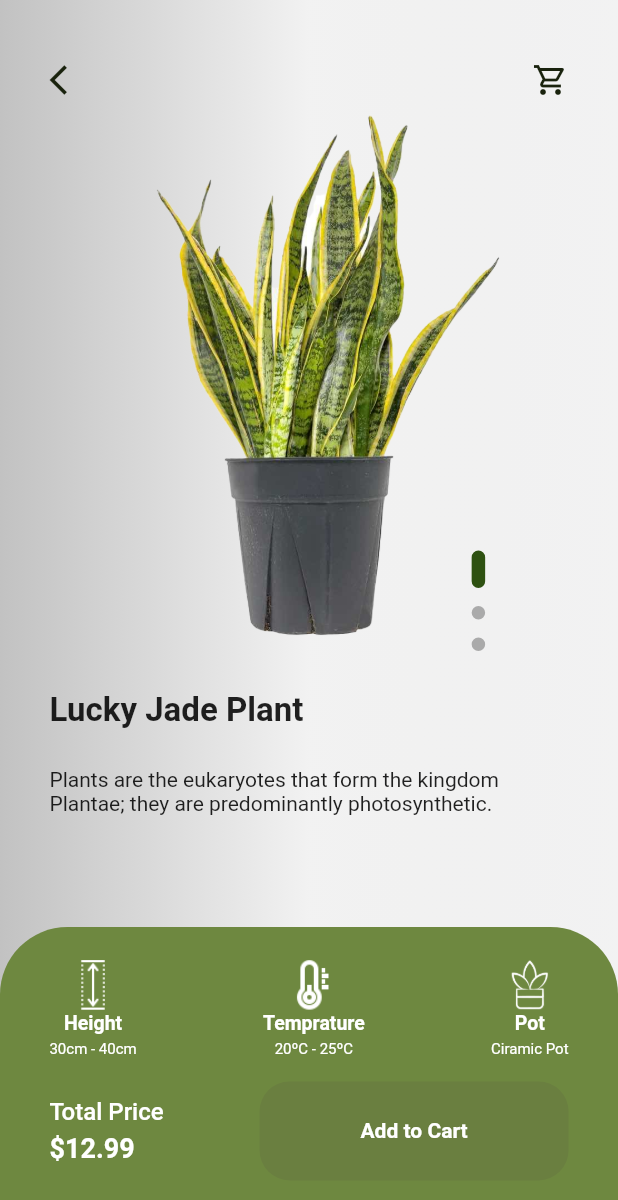
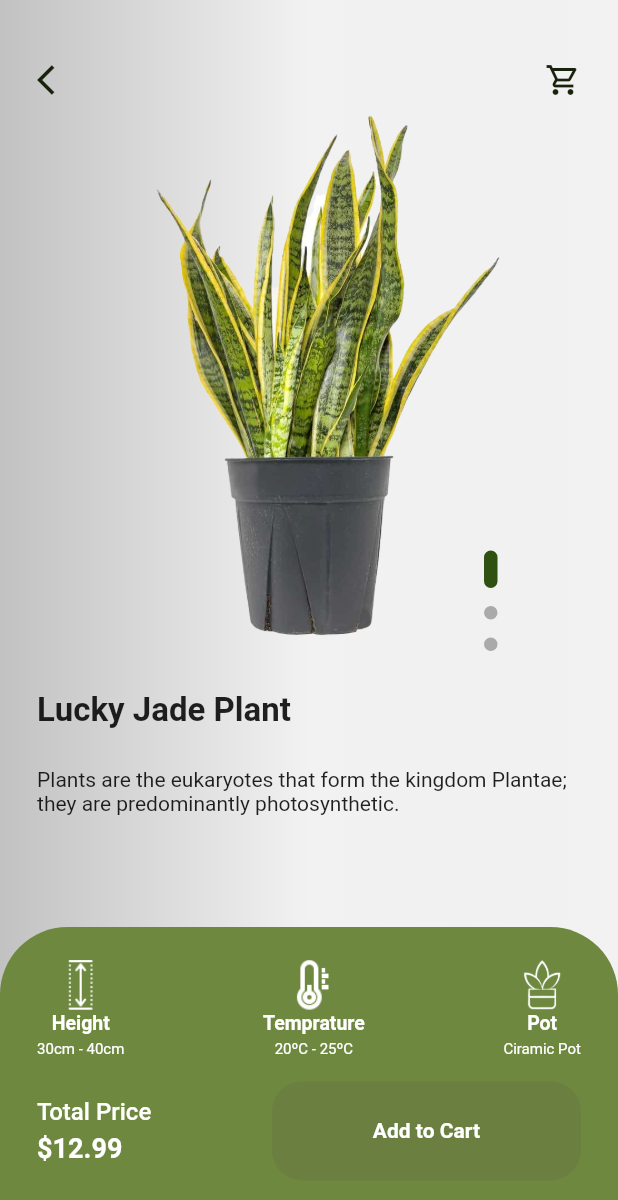
Before and after one commit to KashifUmar123/plant_app_ui, a Flutter app: the screen it shows after launch, after a tap on "Skip", after a tap on "Lucky Jade Plant", on a phone screen of 412 x 824 dp. Shown: the top 1200 px of the screen. Run offline on Flutter 3.47's test engine with Material 2 defaults, Android fonts, the phone set to English and light mode, and no system bars; drawn by our look-alikes of dots_indicator.

Commit message:
minor ui adjustments done

```diff
--- a/lib/screens/home/home_screen.dart
+++ b/lib/screens/home/home_screen.dart
@@ -29,7 +29,6 @@ class _HomeScreenState extends State<HomeScreen> {
   @override
   Widget build(BuildContext context) {
     return Scaffold(
-      // backgroundColor: whiteColor.withOpacity(.9),
       body: SingleChildScrollView(
         child: Container(
           height: context.height,
@@ -44,7 +43,7 @@ class _HomeScreenState extends State<HomeScreen> {
             ),
           ),
           child: Padding(
-            padding: EdgeInsets.symmetric(horizontal: context.width * 0.05),
+            padding: EdgeInsets.symmetric(horizontal: context.width * 0.06),
             child: Column(
               children: [
                 SizedBox(
@@ -132,7 +131,7 @@ class _HomeScreenState extends State<HomeScreen> {
       children: [
         Container(
           height: context.height * 0.06,
-          width: context.width * .75,
+          width: context.width * .72,
           padding: EdgeInsets.symmetric(horizontal: context.width * 0.03),
           decoration: BoxDecoration(
             borderRadius: BorderRadius.circular(10),
--- a/lib/screens/home/widgets/custom_plant_item_widget.dart
+++ b/lib/screens/home/widgets/custom_plant_item_widget.dart
@@ -20,7 +20,7 @@ class CustomPlantItemWidget extends StatelessWidget {
       onTap: () => _navigateToDetailsScreen(context),
       child: Container(
         height: context.height * 0.33,
-        width: context.width * 0.425,
+        width: context.width * 0.415,
         margin: EdgeInsets.symmetric(vertical: context.height * 0.01),
         padding: EdgeInsets.symmetric(
           horizontal: context.width * 0.04,
--- a/lib/screens/onboarding/onboarding_screen.dart
+++ b/lib/screens/onboarding/onboarding_screen.dart
@@ -39,7 +39,7 @@ class _OnboardingScreenState extends State<OnboardingScreen> {
           ),
         ),
         child: Padding(
-          padding: EdgeInsets.symmetric(horizontal: context.width * 0.05),
+          padding: EdgeInsets.symmetric(horizontal: context.width * 0.06),
           child: Stack(
             children: [
               Column(
--- a/lib/screens/plant_details/plant_details_screen.dart
+++ b/lib/screens/plant_details/plant_details_screen.dart
@@ -35,7 +35,7 @@ class _PlantDetailsScreenState extends State<PlantDetailsScreen> {
           children: [
             Expanded(
               child: Padding(
-                padding: EdgeInsets.symmetric(horizontal: context.width * 0.08),
+                padding: EdgeInsets.symmetric(horizontal: context.width * 0.06),
                 child: Column(
                   children: [
                     SizedBox(
@@ -53,23 +53,7 @@ class _PlantDetailsScreenState extends State<PlantDetailsScreen> {
                             width: double.infinity,
                             fit: BoxFit.fitHeight,
                           ),
-                          Positioned(
-                            bottom: 25,
-                            right: context.width * 0.05,
-                            child: Transform.rotate(
-                              angle: 1.5708,
-                              child: DotsIndicator(
-                                dotsCount: 3,
-                                position: 0,
-                                decorator: DotsDecorator(
-                                  color: greyColor,
-                                  activeColor: darkGreenColor,
-                                  activeSize: const Size(25.0, 9.0),
-                                  activeShape: RoundedRectangleBorder(borderRadius: BorderRadius.circular(5.0)),
-                                ),
-                              ),
-                            ),
-                          ),
+                          _buildDotsIndicator(context),
                         ],
                       ),
                     ),
@@ -96,11 +80,39 @@ class _PlantDetailsScreenState extends State<PlantDetailsScreen> {
                 ),
               ),
             ),
-            Container(
+            _buildLowerPlantDetailWidget(context),
+          ],
+        ),
+      ),
+    );
+  }
+
+  Positioned _buildDotsIndicator(BuildContext context) {
+    return Positioned(
+      bottom: 25,
+      right: context.width * 0.05,
+      child: Transform.rotate(
+        angle: 1.5708,
+        child: DotsIndicator(
+          dotsCount: 3,
+          position: 0,
+          decorator: DotsDecorator(
+            color: greyColor,
+            activeColor: darkGreenColor,
+            activeSize: const Size(25.0, 9.0),
+            activeShape: RoundedRectangleBorder(borderRadius: BorderRadius.circular(5.0)),
+          ),
+        ),
+      ),
+    );
+  }
+
+  Container _buildLowerPlantDetailWidget(BuildContext context) {
+    return Container(
       height: context.height * 0.25,
       width: double.infinity,
       padding: EdgeInsets.symmetric(
-                horizontal: context.width * 0.08,
+        horizontal: context.width * 0.06,
         vertical: context.height * 0.025,
       ),
       decoration: const BoxDecoration(
@@ -182,14 +194,10 @@ class _PlantDetailsScreenState extends State<PlantDetailsScreen> {
           ),
         ],
       ),
-            ),
-          ],
-        ),
-      ),
     );
   }
 
-  _buildLocalHeader() {
+  Widget _buildLocalHeader() {
     return Row(
       mainAxisAlignment: MainAxisAlignment.spaceBetween,
       children: [
```
Lines whose indentation alone changed are shown as unchanged.
